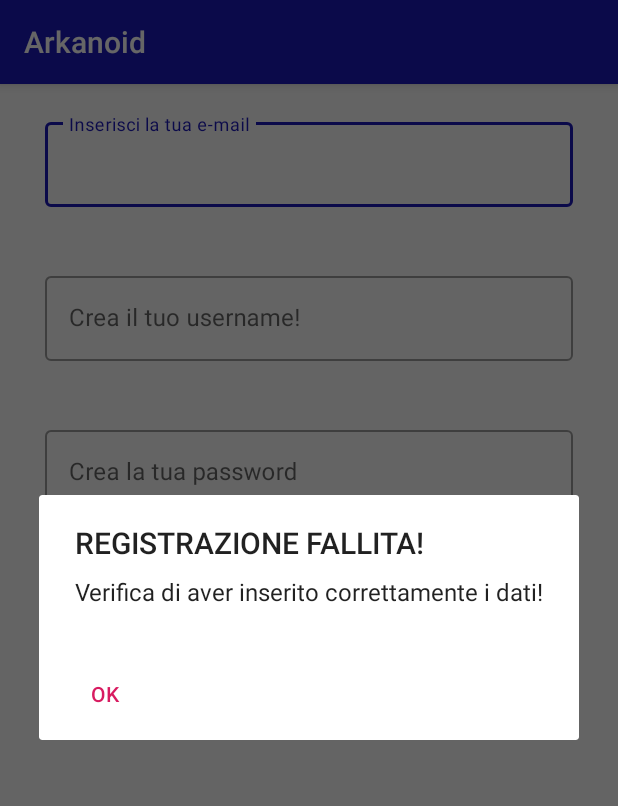
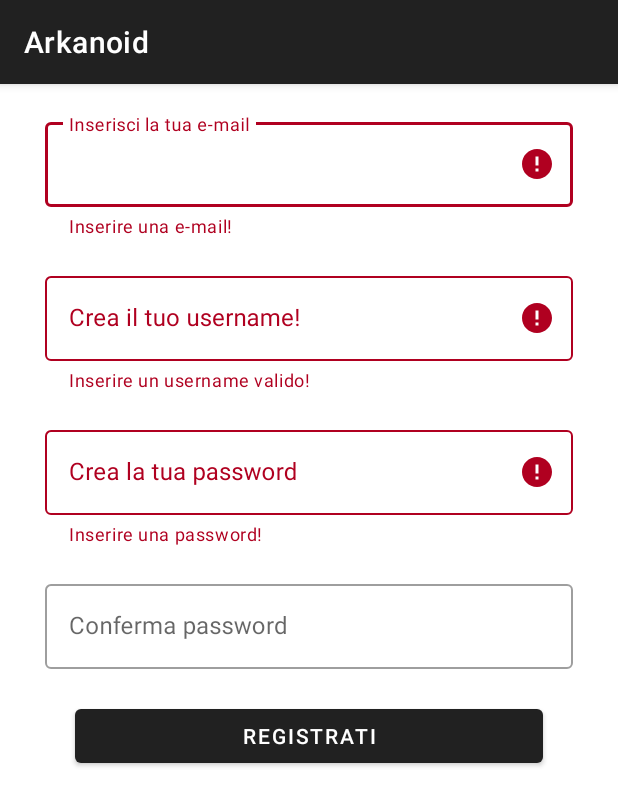
Before and after one commit to nicowsla/ArkanoidApp, an Android app: the SignInActivity screen opened directly, with no data from a screen before it, after a tap on "REGISTRATI", on a phone screen of 412 x 824 dp. Shown: the top 806 px of the screen. Run offline under Robolectric (Android 15) with nearby library versions, the phone set to English and light mode, and no system bars; our stand-ins replace Firebase (no records; nobody signed in at launch, a user with empty details on screens opened directly); 7 statements that could not run were skipped.

Commit message:
Fix gestione errori in SignInActivity

```diff
--- a/app/src/main/AndroidManifest.xml
+++ b/app/src/main/AndroidManifest.xml
@@ -8,7 +8,7 @@
         android:label="@string/app_name"
         android:roundIcon="@drawable/redball"
         android:supportsRtl="true"
-        android:theme="@style/AppTheme">
+        android:theme="@style/Theme.MaterialComponents.Light.DarkActionBar">
         <activity android:name=".SignInActivity"></activity>
         <activity android:name=".LoginActivity">
             <intent-filter>
--- a/app/src/main/java/com/example/android/arkanoid/Ball.java
+++ b/app/src/main/java/com/example/android/arkanoid/Ball.java
@@ -41,8 +41,8 @@ public class Ball {
 
     //increase speed based on level
     protected void increaseSpeed(int level) {
-        xSpeed = xSpeed + (1 * level);
-        ySpeed = ySpeed - (1 * level);
+        xSpeed = xSpeed + (level);
+        ySpeed = ySpeed - (level);
     }
 
     // changes direction depending on which wall it touched and speed
--- a/app/src/main/java/com/example/android/arkanoid/Game.java
+++ b/app/src/main/java/com/example/android/arkanoid/Game.java
@@ -212,7 +212,7 @@ public class Game extends View implements SensorEventListener, View.OnTouchListe
     //serves to suspend the game in case of a new game
     @Override
     public boolean onTouch(View v, MotionEvent event) {
-        if (gameOver == true && start == false) {
+        if (gameOver && !start) {
             score = 0;
             lifes = 3;
             resetLevel();
--- a/app/src/main/java/com/example/android/arkanoid/LoginActivity.java
+++ b/app/src/main/java/com/example/android/arkanoid/LoginActivity.java
@@ -53,13 +53,13 @@ public class LoginActivity extends AppCompatActivity {
                             if(user!=null && user.isEmailVerified()){
                                 startActivity(new Intent(LoginActivity.this, MainActivity.class));
                             }else{
-                                Toast.makeText(LoginActivity.this, "Verifica prima la tua mail.",
+                                Toast.makeText(LoginActivity.this, getString(R.string.login_verify_mail),
                                         Toast.LENGTH_SHORT).show();
                             }
 
                         } else {
                             // If sign in fails, display a message to the user
-                            Toast.makeText(LoginActivity.this, "Authentication failed.",
+                            Toast.makeText(LoginActivity.this, getString(R.string.login_failed_authentication),
                                     Toast.LENGTH_SHORT).show();
 
                         }
--- a/app/src/main/java/com/example/android/arkanoid/SignInActivity.java
+++ b/app/src/main/java/com/example/android/arkanoid/SignInActivity.java
@@ -7,14 +7,15 @@ import androidx.appcompat.app.AppCompatActivity;
 import android.content.DialogInterface;
 import android.content.Intent;
 import android.os.Bundle;
-import android.util.Log;
 import android.view.View;
+import android.view.animation.Animation;
+import android.view.animation.AnimationUtils;
+import android.widget.Button;
 import android.widget.EditText;
 import android.widget.Toast;
 
 import com.google.android.gms.tasks.OnCompleteListener;
 import com.google.android.gms.tasks.Task;
-import com.google.android.material.textfield.TextInputEditText;
 import com.google.android.material.textfield.TextInputLayout;
 import com.google.firebase.auth.AuthResult;
 import com.google.firebase.auth.FirebaseAuth;
@@ -24,40 +25,184 @@ import com.google.firebase.database.FirebaseDatabase;
 
 public class SignInActivity extends AppCompatActivity {
     private FirebaseAuth mAuth;
+
     private TextInputLayout emailLayout;
     private EditText emailET;
-    private EditText pswET;
+    private String email;
+
     private TextInputLayout usernameLayout;
     private EditText userNameET;
-    private String email;
+    private String username;
+
     private TextInputLayout passwordLayout;
+    private EditText pswET;
     private String password;
-    private String username;
-    private Boolean validCredentials;
+
+    private TextInputLayout passwordConfirmationLayout;
+    private EditText passworConfirmationET;
+    private String passwordConfirmation;
+
+    private Button signinButton;
+
+    private Boolean error = false;
+
+    private Animation frombottom;
+    private Animation fromtop;
+
     @Override
     protected void onCreate(Bundle savedInstanceState) {
         super.onCreate(savedInstanceState);
         setContentView(R.layout.activity_sign_in);
 
+        frombottom = AnimationUtils.loadAnimation(this,R.anim.frombottom);
+        fromtop = AnimationUtils.loadAnimation(this,R.anim.fromtop);
+
         mAuth = FirebaseAuth.getInstance();
 
         emailLayout = findViewById((R.id.signin_emailc));
-        usernameLayout = findViewById(R.id.signin_usernamec);
-        passwordLayout = findViewById(R.id.signin_pswc);
         emailET = (EditText)findViewById(R.id.signin_email);
 
+        usernameLayout = findViewById(R.id.signin_usernamec);
+        userNameET = findViewById(R.id.signin_username);
+
+        passwordLayout = findViewById(R.id.signin_pswc);
         pswET = findViewById(R.id.signin_psw);
-        userNameET = findViewById(R.id.signin_username);
+
+        passwordConfirmationLayout = findViewById(R.id.signin_psw_confermac);
+        passworConfirmationET = findViewById(R.id.signin_psw_conferma);
+
+        signinButton = findViewById(R.id.signin_confirm);
+
+        emailLayout.startAnimation(fromtop);
+        usernameLayout.startAnimation(fromtop);
+        passwordLayout.startAnimation(fromtop);
+        passwordConfirmationLayout.startAnimation(fromtop);
+        signinButton.startAnimation(frombottom);
+
+        insertData();
+
+        emailET.setOnFocusChangeListener( new View.OnFocusChangeListener() {
+            @Override
+            public void onFocusChange(View v, boolean hasFocus) {
+                emailLayout.setError( null );
+                error = false;
+            }
+        } );
+
+        emailET.setOnClickListener( new View.OnClickListener() {
+            @Override
+            public void onClick(View v) {
+                emailLayout.setError( null );
+                error = false;
+            }
+        } );
+
+        userNameET.setOnFocusChangeListener( new View.OnFocusChangeListener() {
+            @Override
+            public void onFocusChange(View v, boolean hasFocus) {
+                usernameLayout.setError( null );
+                error = false;
+            }
+        } );
+
+        userNameET.setOnClickListener( new View.OnClickListener() {
+            @Override
+            public void onClick(View v) {
+                usernameLayout.setError( null );
+                error = false;
+            }
+        } );
+
+
+        pswET.setOnFocusChangeListener( new View.OnFocusChangeListener() {
+            @Override
+            public void onFocusChange(View v, boolean hasFocus) {
+                passwordLayout.setError( null );
+                error = false;
+            }
+        } );
+
+        pswET.setOnClickListener( new View.OnClickListener() {
+            @Override
+            public void onClick(View v) {
+                passwordLayout.setError( null );
+                error = false;
+            }
+        } );
+
+        passworConfirmationET.setOnFocusChangeListener( new View.OnFocusChangeListener() {
+            @Override
+            public void onFocusChange(View v, boolean hasFocus) {
+                passwordConfirmationLayout.setError( null );
+                error = false;
+            }
+        } );
+
+        passworConfirmationET.setOnClickListener( new View.OnClickListener() {
+            @Override
+            public void onClick(View v) {
+                passwordConfirmationLayout.setError( null );
+                error = false;
+            }
+        } );
+
     }
 
-    public void createAccount(View view){
+    public void signin(View view){
+        insertData();
+        verifyCredentials();
+        createAccount();
+    }
+
+
+    public void insertData(){
         email = emailET.getText().toString();
         password = pswET.getText().toString();
+        passwordConfirmation = passworConfirmationET.getText().toString();
         username = userNameET.getText().toString();
+    }
 
-        validCredentials = verifyCredentials(email, password, username);
 
-        if(validCredentials){ mAuth.createUserWithEmailAndPassword(email, password)
+    public void verifyCredentials(){
+        if(username == null || username.length()<1){
+            usernameLayout.setError( "Inserire un username valido!" );
+            error = true;
+        }
+
+        if(email == null || email.length()<1){
+            emailLayout.setError( "Inserire una e-mail!" );
+            error = true;
+
+        }else if(!isValidEmailAddress(email)){
+            emailLayout.setError( "Inserire una e-mail valida!" );
+            error = true;
+        }
+        if(password == null || password.length()<1){
+            passwordLayout.setError( "Inserire una password!" );
+            error = true;
+
+        }else if(password.length()<6){
+            passwordLayout.setError( "La password deve avere almeno 6 caratteri!" );
+            error = true;
+
+        }else if(!confirmPassword(password, passwordConfirmation)){
+            passwordLayout.setError("Le password non coincidono");
+            passwordConfirmationLayout.setError("Le password non coincidono");
+            error = true;
+        }
+    }
+
+    public boolean confirmPassword(String psw, String pswConfirmation){
+        if(psw.equals(pswConfirmation)){
+            return true;
+        }else{
+            return false;
+        }
+    }
+
+
+    public void createAccount(){
+        if(!error){ mAuth.createUserWithEmailAndPassword(email, password)
                 .addOnCompleteListener(this, new OnCompleteListener<AuthResult>() {
                     @Override
                     public void onComplete(@NonNull Task<AuthResult> task) {
@@ -71,10 +216,10 @@ public class SignInActivity extends AppCompatActivity {
                             DatabaseReference myRef = database.getReference( "utenti" ).child( user.getUid() );
                             myRef.setValue( new User(username, email) );
 
-                            Toast.makeText( getApplicationContext(), "Registrazione completata, controlla la tua email!", Toast.LENGTH_LONG ).show();
+                            Toast.makeText( getApplicationContext(), R.string.signin_check_mail, Toast.LENGTH_LONG ).show();
                             AlertDialog alertDialog = new AlertDialog.Builder( SignInActivity.this ).create();
-                            alertDialog.setTitle( "ATTENZIONE!" );
-                            alertDialog.setMessage( "Per proseguire verifica la tua mail!" );
+                            alertDialog.setTitle( R.string.signin_attention);
+                            alertDialog.setMessage(getString(R.string.signin_check_mail));
                             alertDialog.setButton( AlertDialog.BUTTON_NEUTRAL, "OK",
                                     new DialogInterface.OnClickListener() {
                                         public void onClick(DialogInterface dialog, int which) {
@@ -86,8 +231,8 @@ public class SignInActivity extends AppCompatActivity {
                         } else {
                             // If sign in fails, display a message to the user.
                             AlertDialog alertDialog = new AlertDialog.Builder( SignInActivity.this ).create();
-                            alertDialog.setTitle( "REGISTRAZIONE FALLITA!" );
-                            alertDialog.setMessage( "Verifica di aver inserito correttamente i dati!" );
+                            alertDialog.setTitle( R.string.signin_failed );
+                            alertDialog.setMessage( getString(R.string.sigin_failure_msg) );
                             alertDialog.setButton( AlertDialog.BUTTON_NEUTRAL, "OK",
                                     new DialogInterface.OnClickListener() {
                                         public void onClick(DialogInterface dialog, int which) {
@@ -101,25 +246,13 @@ public class SignInActivity extends AppCompatActivity {
                         // ...
                     }
                 });
-        }else{
-            AlertDialog alertDialog = new AlertDialog.Builder( SignInActivity.this ).create();
-            alertDialog.setTitle( "CAMPI VUOTI" );
-            alertDialog.setMessage( "Verifica di aver inserito correttamente i dati!" );
-            alertDialog.setButton( AlertDialog.BUTTON_NEUTRAL, "OK",
-                    new DialogInterface.OnClickListener() {
-                        public void onClick(DialogInterface dialog, int which) {
-                            dialog.dismiss();
-                        }
-                    } );
-            alertDialog.show();
         }
-
     }
 
-    public boolean verifyCredentials(String email, String psw, String userName){
-        if(email!=null && psw!=null &&userName!=null){
-            return true;
-        }else
-            return false;
+    public boolean isValidEmailAddress(String email) {
+        String ePattern = "^[a-zA-Z0-9.!#$%&'*+/=?^_`{|}~-]+@((\\[[0-9]{1,3}\\.[0-9]{1,3}\\.[0-9]{1,3}\\.[0-9]{1,3}\\])|(([a-zA-Z\\-0-9]+\\.)+[a-zA-Z]{2,}))$";
+        java.util.regex.Pattern p = java.util.regex.Pattern.compile(ePattern);
+        java.util.regex.Matcher m = p.matcher(email);
+        return m.matches();
     }
 }
--- a/app/src/main/res/layout/activity_login.xml
+++ b/app/src/main/res/layout/activity_login.xml
@@ -39,13 +39,13 @@
         app:errorEnabled="true"
         android:ems="10"
         android:hint="@string/login_psw"
-        android:inputType="textPassword"
         tools:layout_editor_absoluteX="1dp"
         tools:layout_editor_absoluteY="235dp">
 
         <com.google.android.material.textfield.TextInputEditText
             android:id="@+id/login_psw"
             android:layout_width="match_parent"
+            android:inputType="textPassword"
             android:layout_height="wrap_content" />
     </com.google.android.material.textfield.TextInputLayout>
 
@@ -67,5 +67,4 @@
         android:onClick="signInNewUser"
         android:text="@string/login_to_signin"/>
 
-
 </LinearLayout>
--- a/app/src/main/res/layout/activity_sign_in.xml
+++ b/app/src/main/res/layout/activity_sign_in.xml
@@ -61,16 +61,36 @@
         app:errorEnabled="true"
         android:ems="10"
         android:hint="@string/signin_psw"
-        android:inputType="textPassword"
         tools:layout_editor_absoluteX="1dp"
         tools:layout_editor_absoluteY="235dp">
 
         <com.google.android.material.textfield.TextInputEditText
+            android:inputType="textPassword"
             android:id="@+id/signin_psw"
             android:layout_width="match_parent"
             android:layout_height="wrap_content" />
     </com.google.android.material.textfield.TextInputLayout>
 
+    <com.google.android.material.textfield.TextInputLayout
+        android:id="@+id/signin_psw_confermac"
+        style="@style/Widget.MaterialComponents.TextInputLayout.OutlinedBox"
+        android:layout_width="match_parent"
+        android:layout_height="wrap_content"
+        android:layout_marginStart="30dp"
+        android:layout_marginTop="20dp"
+        android:layout_marginEnd="30dp"
+        app:errorEnabled="true"
+        android:ems="10"
+        android:hint="@string/signin_psw_confirm"
+        tools:layout_editor_absoluteX="1dp"
+        tools:layout_editor_absoluteY="235dp">
+
+        <com.google.android.material.textfield.TextInputEditText
+            android:inputType="textPassword"
+            android:id="@+id/signin_psw_conferma"
+            android:layout_width="match_parent"
+            android:layout_height="wrap_content" />
+    </com.google.android.material.textfield.TextInputLayout>
 
     <Button
         android:id="@+id/signin_confirm"
@@ -79,7 +99,7 @@
         android:layout_marginLeft="50dp"
         android:layout_marginRight="50dp"
         android:text="@string/signin_button"
-        android:onClick="createAccount"/>
+        android:onClick="signin"/>
 
 
 </LinearLayout>
--- a/app/src/main/res/values/strings.xml
+++ b/app/src/main/res/values/strings.xml
@@ -7,6 +7,16 @@
     <string name="signin_username">Crea il tuo username!</string>
     <string name="signin_email">Inserisci la tua e-mail</string>
     <string name="signin_psw">Crea la tua password</string>
+    <string name="signin_psw_confirm">Conferma password</string>
     <string name="signin_button">Registrati</string>
+    <string name="signin_check_mail">Registrazione completata, controlla la tua email!</string>
+    <string name="signin_attention">ATTENZIONE</string>
+    <string name="signin_verify_email">Per proseguire verifica la tua mail!</string>
+    <string name="signin_failed">REGISTRAZIONE FALLITA!</string>
+    <string name="sigin_failure_msg">Verifica di aver inserito correttamente i dati!</string>
+    <string name="signin_empty_field">CAMPI VUOTI</string>
+    <string name="signin_empty_field_msg">Verifica di aver inserito correttamente i dati!</string>
+    <string name="login_verify_mail">Verifica prima la tua mail.</string>
+    <string name="login_failed_authentication">Autenticazione fallita</string>
 
 </resources>
```
